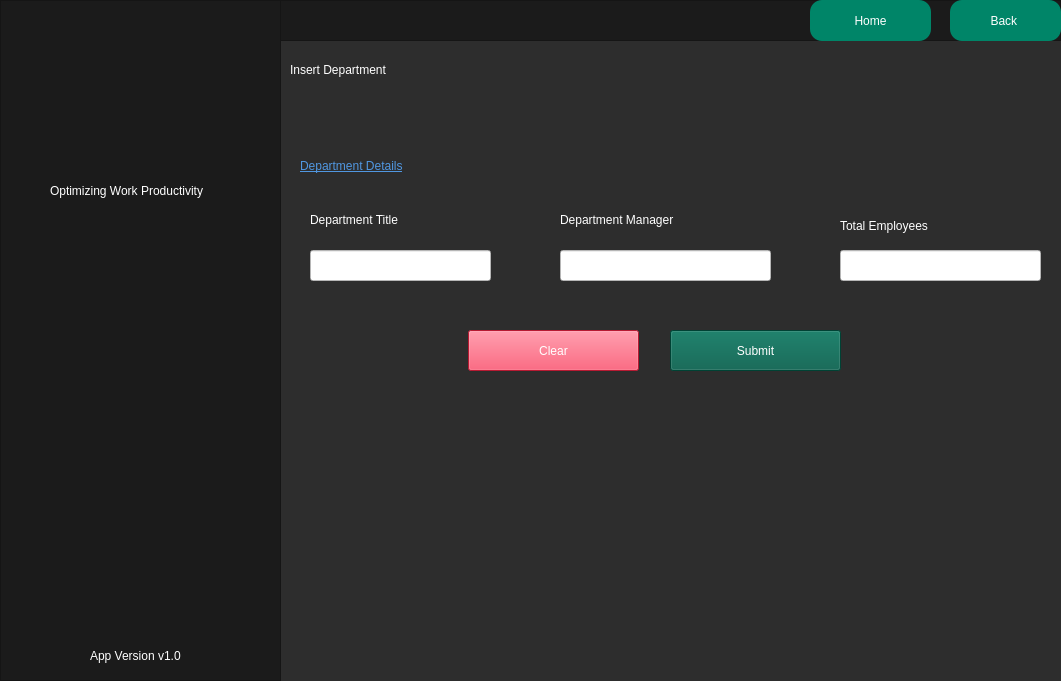
Qt form qtPro/mainwindow.ui (Maliksaad231224/QT-C-Software-House-Database-System) before a commit.
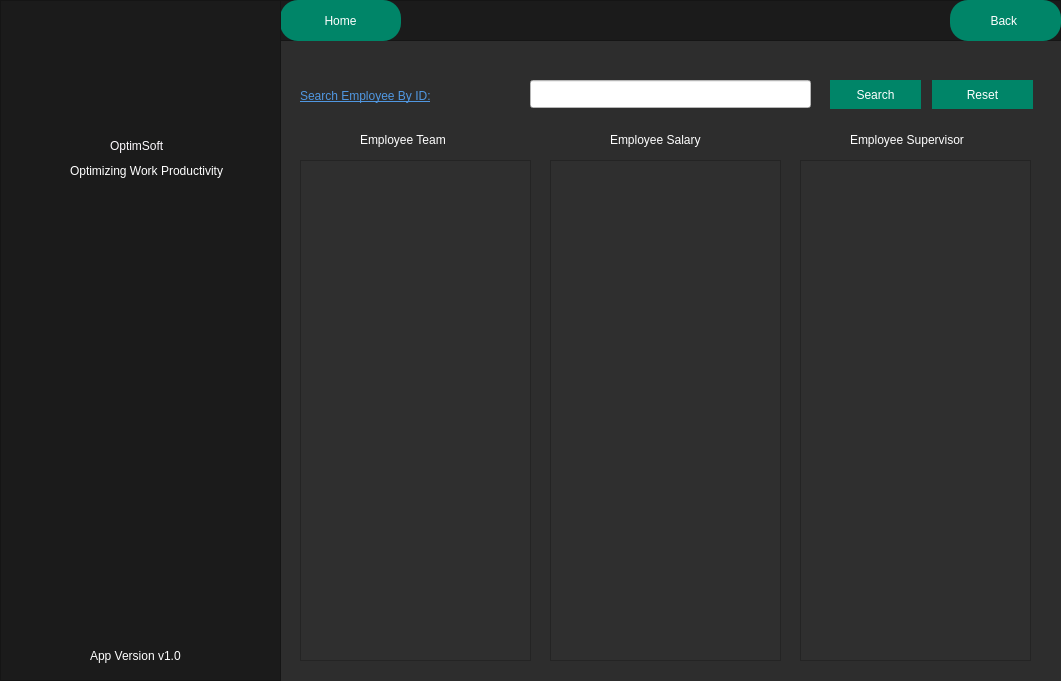
The same form after that commit. The open tabs and pages were chosen to show the change. Icons and pictures are not drawn.

Diff of the .ui file:
```diff
--- a/qtPro/mainwindow.ui
+++ b/qtPro/mainwindow.ui
@@ -2200,7 +2200,129 @@
 </string>
        </property>
        <property name="text">
-        <string>              Department</string>
+        <string>          Department</string>
+       </property>
+      </widget>
+      <widget class="QLabel" name="label_80">
+       <property name="geometry">
+        <rect>
+         <x>70</x>
+         <y>160</y>
+         <width>161</width>
+         <height>21</height>
+        </rect>
+       </property>
+       <property name="styleSheet">
+        <string notr="true">color: rgb(255, 255, 255);
+font: italic 9pt &quot;Segoe UI&quot;;</string>
+       </property>
+       <property name="text">
+        <string>Optimizing Work Productivity</string>
+       </property>
+      </widget>
+      <widget class="QLabel" name="label_201">
+       <property name="geometry">
+        <rect>
+         <x>100</x>
+         <y>130</y>
+         <width>91</width>
+         <height>31</height>
+        </rect>
+       </property>
+       <property name="styleSheet">
+        <string notr="true">color: rgb(254, 251, 255);
+font: 700 11pt &quot;Arial&quot;;</string>
+       </property>
+       <property name="text">
+        <string>OptimSoft</string>
+       </property>
+      </widget>
+      <widget class="QLabel" name="label_145">
+       <property name="geometry">
+        <rect>
+         <x>30</x>
+         <y>250</y>
+         <width>51</width>
+         <height>41</height>
+        </rect>
+       </property>
+       <property name="styleSheet">
+        <string notr="true">background-color:none;</string>
+       </property>
+       <property name="text">
+        <string/>
+       </property>
+       <property name="pixmap">
+        <pixmap resource="../resource.qrc">:/pics/picture/department.png</pixmap>
+       </property>
+       <property name="scaledContents">
+        <bool>true</bool>
+       </property>
+      </widget>
+      <widget class="QLabel" name="label_143">
+       <property name="geometry">
+        <rect>
+         <x>30</x>
+         <y>300</y>
+         <width>61</width>
+         <height>61</height>
+        </rect>
+       </property>
+       <property name="styleSheet">
+        <string notr="true">background-color:none;</string>
+       </property>
+       <property name="text">
+        <string/>
+       </property>
+       <property name="pixmap">
+        <pixmap resource="../resource.qrc">:/pics/picture/Team.png</pixmap>
+       </property>
+       <property name="scaledContents">
+        <bool>true</bool>
+       </property>
+      </widget>
+      <widget class="QLabel" name="label_138">
+       <property name="geometry">
+        <rect>
+         <x>30</x>
+         <y>430</y>
+         <width>51</width>
+         <height>41</height>
+        </rect>
+       </property>
+       <property name="styleSheet">
+        <string notr="true">background-color:none;</string>
+       </property>
+       <property name="text">
+        <string/>
+       </property>
+       <property name="pixmap">
+        <pixmap resource="../resource.qrc">:/pics/picture/Project.png</pixmap>
+       </property>
+       <property name="scaledContents">
+        <bool>true</bool>
+       </property>
+      </widget>
+      <widget class="QLabel" name="label_116">
+       <property name="geometry">
+        <rect>
+         <x>30</x>
+         <y>370</y>
+         <width>51</width>
+         <height>41</height>
+        </rect>
+       </property>
+       <property name="styleSheet">
+        <string notr="true">background-color:none;</string>
+       </property>
+       <property name="text">
+        <string/>
+       </property>
+       <property name="pixmap">
+        <pixmap resource="../resource.qrc">:/pics/picture/Employee.png</pixmap>
+       </property>
+       <property name="scaledContents">
+        <bool>true</bool>
        </property>
       </widget>
      </widget>
@@ -6152,23 +6274,6 @@
 </string>
       </property>
      </widget>
-     <widget class="QLabel" name="label_118">
-      <property name="geometry">
-       <rect>
-        <x>290</x>
-        <y>110</y>
-        <width>91</width>
-        <height>20</height>
-       </rect>
-      </property>
-      <property name="styleSheet">
-       <string notr="true">color:white;
-font: 10pt &quot;Tahoma&quot;;</string>
-      </property>
-      <property name="text">
-       <string>Project ID:</string>
-      </property>
-     </widget>
      <widget class="QFrame" name="frame_28">
       <property name="geometry">
        <rect>
@@ -6385,23 +6490,6 @@
        <string>Search Project By ID</string>
       </property>
      </widget>
-     <widget class="QLabel" name="label_125">
-      <property name="geometry">
-       <rect>
-        <x>290</x>
-        <y>100</y>
-        <width>101</width>
-        <height>20</height>
-       </rect>
-      </property>
-      <property name="styleSheet">
-       <string notr="true">color:white;
-font: 10pt &quot;Tahoma&quot;;</string>
-      </property>
-      <property name="text">
-       <string>Project ID:</string>
-      </property>
-     </widget>
      <widget class="QPushButton" name="pushButton_35">
       <property name="geometry">
        <rect>
@@ -6917,9 +7005,23 @@
         </rect>
        </property>
        <property name="styleSheet">
-        <string notr="true">border-radius:12px;
-background-color:rgba(0,133,104,255);
-color:white;</string>
+        <string notr="true">QPushButton {
+  /* Light green */
+  background-color: rgba(0, 133, 104, 255); /* Replaces original blue */
+  /* Light gray text color */
+  color: rgb(255, 255, 255);
+  font: 11pt &quot;Arial&quot;;
+  border-radius: 18px;
+}
+
+QPushButton:hover {
+  background-color: rgba(0, 108, 83, 255); /* #006c53 - Dark green on hover */
+}
+
+QPushButton:pressed {
+  background-color: rgba(0, 158, 121, 255); /* #009e79 - Greenish on press */
+}
+</string>
        </property>
        <property name="text">
         <string>Back </string>
@@ -6928,16 +7030,30 @@
       <widget class="QPushButton" name="homebutton_25">
        <property name="geometry">
         <rect>
-         <x>530</x>
+         <x>0</x>
          <y>0</y>
          <width>121</width>
          <height>41</height>
         </rect>
        </property>
        <property name="styleSheet">
-        <string notr="true">border-radius:12px;
-background-color:rgba(0,133,104,255);
-color:white;</string>
+        <string notr="true">QPushButton {
+  /* Light green */
+  background-color: rgba(0, 133, 104, 255); /* Replaces original blue */
+  /* Light gray text color */
+  color: rgb(255, 255, 255);
+  font: 11pt &quot;Arial&quot;;
+  border-radius: 18px;
+}
+
+QPushButton:hover {
+  background-color: rgba(0, 108, 83, 255); /* #006c53 - Dark green on hover */
+}
+
+QPushButton:pressed {
+  background-color: rgba(0, 158, 121, 255); /* #009e79 - Greenish on press */
+}
+</string>
        </property>
        <property name="text">
         <string>Home</string>
@@ -6981,23 +7097,6 @@
         <bool>true</bool>
        </property>
       </widget>
-      <widget class="QLabel" name="label_138">
-       <property name="geometry">
-        <rect>
-         <x>50</x>
-         <y>180</y>
-         <width>201</width>
-         <height>21</height>
-        </rect>
-       </property>
-       <property name="styleSheet">
-        <string notr="true">color: rgb(255, 255, 255);
-font: italic 9pt &quot;Segoe UI&quot;;</string>
-       </property>
-       <property name="text">
-        <string>Optimizing Work Productivity</string>
-       </property>
-      </widget>
       <widget class="QLabel" name="label_139">
        <property name="geometry">
         <rect>
@@ -7014,29 +7113,47 @@
         <string>App Version v1.0</string>
        </property>
       </widget>
-     </widget>
-     <widget class="QLabel" name="label_135">
-      <property name="geometry">
-       <rect>
-        <x>290</x>
-        <y>60</y>
-        <width>141</width>
-        <height>20</height>
-       </rect>
-      </property>
-      <property name="styleSheet">
-       <string notr="true">color:white;</string>
-      </property>
-      <property name="text">
-       <string>Insert Department</string>
-      </property>
+      <widget class="QLabel" name="label_90">
+       <property name="geometry">
+        <rect>
+         <x>70</x>
+         <y>160</y>
+         <width>201</width>
+         <height>21</height>
+        </rect>
+       </property>
+       <property name="styleSheet">
+        <string notr="true">color: rgb(255, 255, 255);
+font: italic 9pt &quot;Segoe UI&quot;;</string>
+       </property>
+       <property name="text">
+        <string>Optimizing Work Productivity</string>
+       </property>
+      </widget>
+      <widget class="QLabel" name="label_213">
+       <property name="geometry">
+        <rect>
+         <x>110</x>
+         <y>130</y>
+         <width>91</width>
+         <height>31</height>
+        </rect>
+       </property>
+       <property name="styleSheet">
+        <string notr="true">color: rgb(254, 251, 255);
+font: 700 11pt &quot;Arial&quot;;</string>
+       </property>
+       <property name="text">
+        <string>OptimSoft</string>
+       </property>
+      </widget>
      </widget>
      <widget class="QLabel" name="label_140">
       <property name="geometry">
        <rect>
         <x>300</x>
-        <y>150</y>
-        <width>191</width>
+        <y>80</y>
+        <width>221</width>
         <height>31</height>
        </rect>
       </property>
@@ -7047,142 +7164,284 @@
 text-decoration: underline;</string>
       </property>
       <property name="text">
-       <string>Department Details</string>
+       <string>Search Employee By ID:</string>
       </property>
      </widget>
-     <widget class="QPushButton" name="Deptclear_2">
+     <widget class="QLineEdit" name="searupsal">
       <property name="geometry">
        <rect>
-        <x>468</x>
-        <y>330</y>
-        <width>171</width>
-        <height>41</height>
+        <x>530</x>
+        <y>80</y>
+        <width>281</width>
+        <height>28</height>
        </rect>
       </property>
       <property name="styleSheet">
-       <string notr="true">color:white;
-background-color: rgb(255, 37, 70);
+       <string notr="true">color:black;
+background-color: rgba(255,255,255,255);
+</string>
+      </property>
+     </widget>
+     <widget class="QPushButton" name="pushButton_63">
+      <property name="geometry">
+       <rect>
+        <x>830</x>
+        <y>80</y>
+        <width>91</width>
+        <height>29</height>
+       </rect>
+      </property>
+      <property name="styleSheet">
+       <string notr="true">QPushButton {
+  /* Light green */
+  background-color: rgba(0, 133, 104, 255); /* Replaces original blue */
+  /* Light gray text color */
+  color: rgb(255, 255, 255);
+  font: 11pt &quot;Arial&quot;;
+  border-radius: 18px;
+}
 
-color:white;
+QPushButton:hover {
+  background-color: rgba(0, 108, 83, 255); /* #006c53 - Dark green on hover */
+}
 
-font: 10pt &quot;Tahoma&quot;;</string>
+QPushButton:pressed {
+  background-color: rgba(0, 158, 121, 255); /* #009e79 - Greenish on press */
+}
+</string>
       </property>
       <property name="text">
-       <string>Clear</string>
+       <string>Search</string>
       </property>
      </widget>
      <widget class="QPushButton" name="DeptSubmit_2">
       <property name="geometry">
        <rect>
-        <x>670</x>
-        <y>330</y>
-        <width>171</width>
-        <height>41</height>
+        <x>932</x>
+        <y>80</y>
+        <width>101</width>
+        <height>29</height>
        </rect>
       </property>
       <property name="styleSheet">
-       <string notr="true">color:white;
-background-color:rgba(0,92,73,255);
-font: 10pt &quot;Tahoma&quot;;</string>
+       <string notr="true">QPushButton {
+  /* Light green */
+  background-color: rgba(0, 133, 104, 255); /* Replaces original blue */
+  /* Light gray text color */
+  color: rgb(255, 255, 255);
+  font: 11pt &quot;Arial&quot;;
+  border-radius: 18px;
+}
+
+QPushButton:hover {
+  background-color: rgba(0, 108, 83, 255); /* #006c53 - Dark green on hover */
+}
+
+QPushButton:pressed {
+  background-color: rgba(0, 158, 121, 255); /* #009e79 - Greenish on press */
+}
+</string>
       </property>
       <property name="text">
-       <string>Submit</string>
+       <string>Reset</string>
       </property>
      </widget>
-     <widget class="QLabel" name="label_141">
+     <widget class="QTableView" name="empteamtable">
       <property name="geometry">
        <rect>
-        <x>310</x>
-        <y>210</y>
-        <width>141</width>
-        <height>20</height>
+        <x>300</x>
+        <y>160</y>
+        <width>231</width>
+        <height>501</height>
        </rect>
       </property>
       <property name="styleSheet">
-       <string notr="true">color:white;
-font: 10pt &quot;Tahoma&quot;;</string>
+       <string notr="true">QTableView {
+    font: 11pt &quot;Arial&quot;;
+    background-color: #2f2f2f; /* dark gray */
+    alternate-row-color: #3f3f3f; /* slightly lighter dark gray */
+}
+
+QTableView::item {
+    color: white; /* white text */
+    background-color: #2f2f2f; /* dark gray */
+    selection-color: white; /* white text on selection */
+    selection-background-color: #4f4f4f; /* slightly lighter dark gray on selection */
+}
+
+/* Common section styling */
+QHeaderView::section {
+    font: bold 11pt &quot;Arial&quot;; /* Ensure consistent font settings */
+    border: 1px solid #1b1b1b; /* Optional: to define the border */
+}
+
+/* Horizontal header styling */
+QHeaderView::section:horizontal {
+    color: white; /* white text */
+    background-color: #1b1b1b; /* black background */
+}
+
+/* Vertical header styling */
+QHeaderView::section:vertical {
+    color: white; /* white text */
+    background-color: #3b3b3b; /* different color for vertical header */
+}
+
+/* Corner button styling */
+QTableCornerButton::section {
+    color: white; /* white text */
+    background-color: #1b1b1b; /* black background */
+}
+</string>
       </property>
-      <property name="text">
-       <string>Department Title</string>
-      </property>
      </widget>
-     <widget class="QLabel" name="label_142">
+     <widget class="QTableView" name="empsalarytable">
       <property name="geometry">
        <rect>
-        <x>560</x>
-        <y>210</y>
-        <width>201</width>
-        <height>20</height>
+        <x>550</x>
+        <y>160</y>
+        <width>231</width>
+        <height>501</height>
        </rect>
       </property>
       <property name="styleSheet">
-       <string notr="true">color:white;
-font: 10pt &quot;Tahoma&quot;;</string>
+       <string notr="true">QTableView {
+    font: 11pt &quot;Arial&quot;;
+    background-color: #2f2f2f; /* dark gray */
+    alternate-row-color: #3f3f3f; /* slightly lighter dark gray */
+}
+
+QTableView::item {
+    color: white; /* white text */
+    background-color: #2f2f2f; /* dark gray */
+    selection-color: white; /* white text on selection */
+    selection-background-color: #4f4f4f; /* slightly lighter dark gray on selection */
+}
+
+/* Common section styling */
+QHeaderView::section {
+    font: bold 11pt &quot;Arial&quot;; /* Ensure consistent font settings */
+    border: 1px solid #1b1b1b; /* Optional: to define the border */
+}
+
+/* Horizontal header styling */
+QHeaderView::section:horizontal {
+    color: white; /* white text */
+    background-color: #1b1b1b; /* black background */
+}
+
+/* Vertical header styling */
+QHeaderView::section:vertical {
+    color: white; /* white text */
+    background-color: #3b3b3b; /* different color for vertical header */
+}
+
+/* Corner button styling */
+QTableCornerButton::section {
+    color: white; /* white text */
+    background-color: #1b1b1b; /* black background */
+}
+</string>
       </property>
-      <property name="text">
-       <string>Department Manager</string>
+     </widget>
+     <widget class="QTableView" name="empsupertable">
+      <property name="geometry">
+       <rect>
+        <x>800</x>
+        <y>160</y>
+        <width>231</width>
+        <height>501</height>
+       </rect>
+      </property>
+      <property name="styleSheet">
+       <string notr="true">QTableView {
+    font: 11pt &quot;Arial&quot;;
+    background-color: #2f2f2f; /* dark gray */
+    alternate-row-color: #3f3f3f; /* slightly lighter dark gray */
+}
+
+QTableView::item {
+    color: white; /* white text */
+    background-color: #2f2f2f; /* dark gray */
+    selection-color: white; /* white text on selection */
+    selection-background-color: #4f4f4f; /* slightly lighter dark gray on selection */
+}
+
+/* Common section styling */
+QHeaderView::section {
+    font: bold 11pt &quot;Arial&quot;; /* Ensure consistent font settings */
+    border: 1px solid #1b1b1b; /* Optional: to define the border */
+}
+
+/* Horizontal header styling */
+QHeaderView::section:horizontal {
+    color: white; /* white text */
+    background-color: #1b1b1b; /* black background */
+}
+
+/* Vertical header styling */
+QHeaderView::section:vertical {
+    color: white; /* white text */
+    background-color: #3b3b3b; /* different color for vertical header */
+}
+
+/* Corner button styling */
+QTableCornerButton::section {
+    color: white; /* white text */
+    background-color: #1b1b1b; /* black background */
+}
+</string>
       </property>
      </widget>
      <widget class="QLabel" name="label_66">
       <property name="geometry">
        <rect>
-        <x>840</x>
-        <y>210</y>
-        <width>161</width>
-        <height>31</height>
+        <x>360</x>
+        <y>130</y>
+        <width>111</width>
+        <height>20</height>
        </rect>
       </property>
       <property name="styleSheet">
-       <string notr="true">color:white;
-font: 10pt &quot;Tahoma&quot;;</string>
+       <string notr="true">color: rgb(255, 255, 255);
+font: italic 9pt &quot;Segoe UI&quot;;</string>
       </property>
       <property name="text">
-       <string>Total Employees</string>
+       <string>Employee Team</string>
       </property>
      </widget>
-     <widget class="QLineEdit" name="depttitle">
+     <widget class="QLabel" name="label_118">
       <property name="geometry">
        <rect>
-        <x>310</x>
-        <y>250</y>
-        <width>181</width>
-        <height>31</height>
+        <x>610</x>
+        <y>130</y>
+        <width>111</width>
+        <height>20</height>
        </rect>
       </property>
       <property name="styleSheet">
-       <string notr="true">color:black;
-background-color: rgba(255,255,255,255);
-</string>
+       <string notr="true">color: rgb(255, 255, 255);
+font: italic 9pt &quot;Segoe UI&quot;;</string>
       </property>
-     </widget>
-     <widget class="QLineEdit" name="totalemp">
-      <property name="geometry">
-       <rect>
-        <x>840</x>
-        <y>250</y>
-        <width>201</width>
-        <height>31</height>
-       </rect>
+      <property name="text">
+       <string>Employee Salary</string>
       </property>
-      <property name="styleSheet">
-       <string notr="true">color:black;
-background-color: rgba(255,255,255,255);
-</string>
-      </property>
      </widget>
-     <widget class="QLineEdit" name="deptmanag">
+     <widget class="QLabel" name="label_125">
       <property name="geometry">
        <rect>
-        <x>560</x>
-        <y>250</y>
-        <width>211</width>
-        <height>31</height>
+        <x>850</x>
+        <y>130</y>
+        <width>141</width>
+        <height>20</height>
        </rect>
       </property>
       <property name="styleSheet">
-       <string notr="true">color:black;
-background-color: rgba(255,255,255,255);
-</string>
+       <string notr="true">color: rgb(255, 255, 255);
+font: italic 9pt &quot;Segoe UI&quot;;</string>
+      </property>
+      <property name="text">
+       <string>Employee Supervisor</string>
       </property>
      </widget>
     </widget>
```
Left out of the diff: 3116 changed lines with no effect on the pictures.
